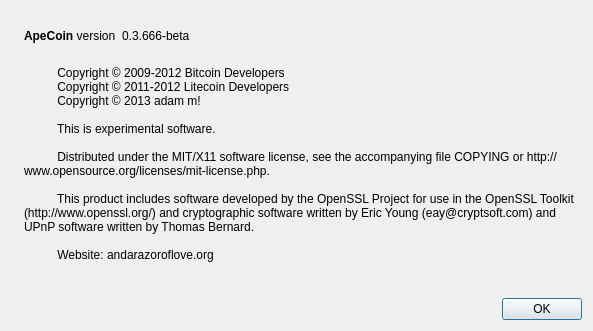
Old version of the form src/qt/forms/aboutdialog.ui in the repository apecoin/build.
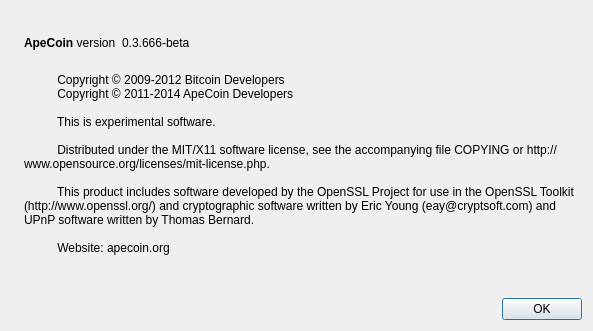
New version of the form. Icons and pictures are not drawn.

Diff of the .ui file:
```diff
--- a/src/qt/forms/aboutdialog.ui
+++ b/src/qt/forms/aboutdialog.ui
@@ -96,8 +96,7 @@
        <property name="text">
         <string>
           Copyright © 2009-2012 Bitcoin Developers
-          Copyright © 2011-2012 Litecoin Developers
-          Copyright © 2013 adam m!
+          Copyright © 2011-2014 ApeCoin Developers
 
           This is experimental software.
 
@@ -105,7 +104,7 @@
 
           This product includes software developed by the OpenSSL Project for use in the OpenSSL Toolkit (http://www.openssl.org/) and cryptographic software written by Eric Young (eay@cryptsoft.com) and UPnP software written by Thomas Bernard.
 
-          Website: andarazoroflove.org
+          Website: apecoin.org
         </string>
        </property>
        <property name="wordWrap">
```
